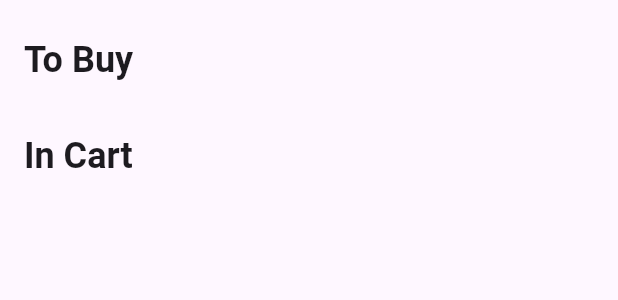
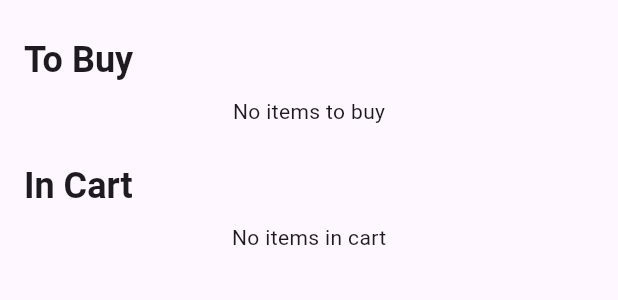
Before and after one commit to arroyoAle/foood, a Flutter app: the GroupedList widget shown alone on an empty page, opened directly with empty values, on a phone screen of 412 x 824 dp. Shown: the top 300 px of the screen. Run offline on Flutter 3.47's test engine with Material 3 defaults, Android fonts, the light colour scheme and no system bars; our stand-ins replace drift, flutter_riverpod; accounts and stored records are empty; generated files the repository leaves out were written again.

Commit message:
adding text when section is empty

```diff
--- a/lib/pages/shopping_lists/grouped_list.dart
+++ b/lib/pages/shopping_lists/grouped_list.dart
@@ -15,12 +15,23 @@ class GroupedList extends StatelessWidget {
     return ListView(
       children: [
         _buildSectionHeader(context, 'To Buy'),
+
         if (unselectedItems.isNotEmpty) ...[
           ..._buildGroupedItems(context, unselectedItems),
+        ] else ...[
+          Container(
+            alignment: Alignment.center,
+            child: Text("No items to buy"),
+          )
         ],
         _buildSectionHeader(context, 'In Cart'),
         if (selectedItems.isNotEmpty) ...[
           ..._buildGroupedItems(context, selectedItems),
+        ] else ...[
+          Container(
+            alignment: Alignment.center,
+            child: Text("No items in cart"),
+          )
         ],
       ],
     );
```
Also changed, not shown: 1 other file.
